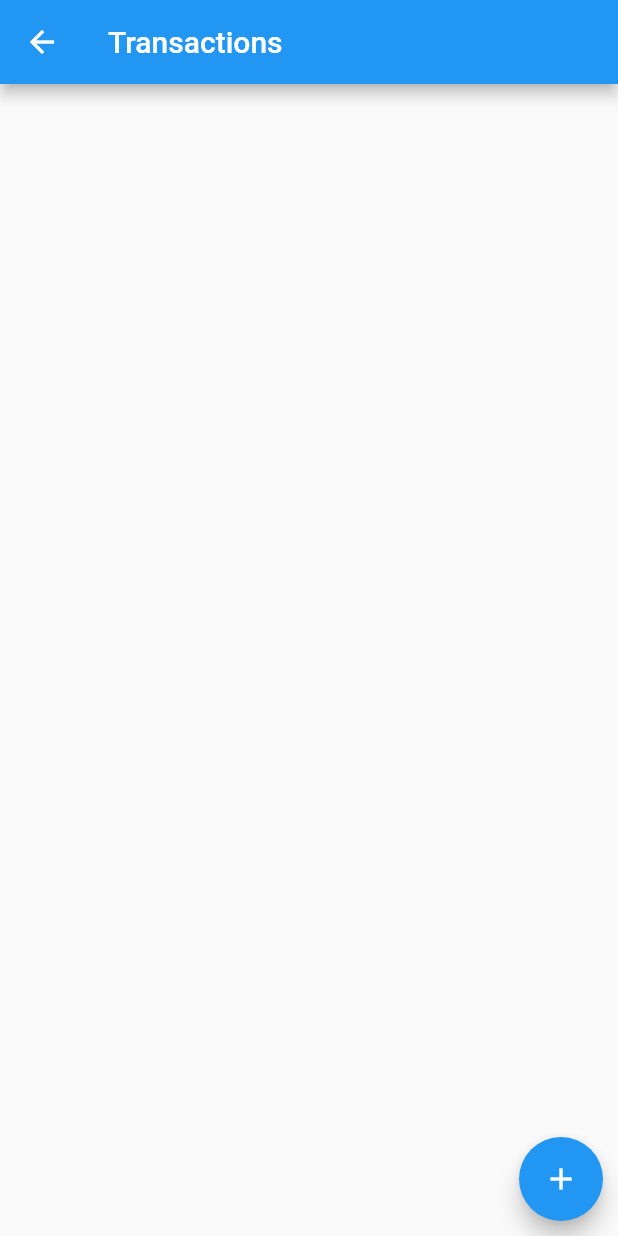
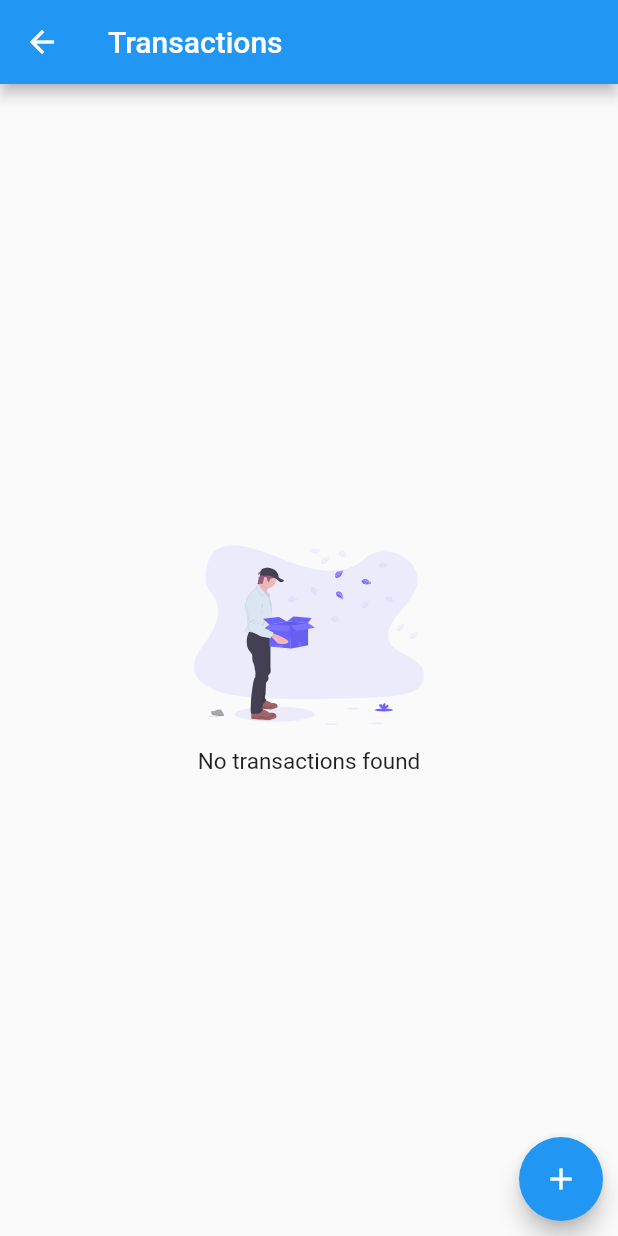
Before and after one commit to hardikgpatel/MoneyManager, a Flutter app: the TransactionListScreen screen opened by its route, on a phone screen of 412 x 824 dp. Run offline on Flutter 3.47's test engine with Material 2 defaults, Android fonts, the phone set to English and light mode, and no system bars; our stand-ins replace flutter_hooks, flutter_riverpod, flutter_svg, hooks_riverpod.

Commit message:
Code Separation

```diff
--- a/lib/screens/transaction_list_screen.dart
+++ b/lib/screens/transaction_list_screen.dart
@@ -1,6 +1,9 @@
 import 'package:MoneyManager/provider/transaction_provider.dart';
 import 'package:MoneyManager/screens/add_transaction_screen.dart';
-import 'package:MoneyManager/screens/home_screen.dart';
+import 'package:MoneyManager/utils/images.dart';
+import 'package:MoneyManager/widget/ListWidget.dart';
+import 'package:MoneyManager/widget/transaction_item.dart';
+import 'package:flutter_svg/flutter_svg.dart';
 import 'package:MoneyManager/widget/timer_widget.dart';
 import 'package:flutter/material.dart';
 import 'package:flutter_hooks/flutter_hooks.dart';
@@ -18,50 +21,11 @@ class TransactionListScreen extends HookWidget {
       ),
       body: Stack(
         children: [
-          ListView.builder(
+          ListWidget(
+            emptyListImage: Images.EMPTY_LIST,
+            emptyListMessage: 'No transactions found',
             itemBuilder: (context, i) {
-              return Card(
-                margin: const EdgeInsets.symmetric(
-                  horizontal: 10.0,
-                  vertical: 5.0,
-                ),
-                child: Padding(
-                  padding: const EdgeInsets.all(10.0),
-                  child: Column(
-                    crossAxisAlignment: CrossAxisAlignment.start,
-                    children: [
-                      Text(
-                        transactions[i].title,
-                        style: TextStyle(
-                          fontSize: 18,
-                          fontWeight: FontWeight.w500,
-                        ),
-                      ),
-                      Text(
-                        transactions[i].wallet,
-                        style: TextStyle(
-                          fontSize: 16,
-                        ),
-                      ),
-                      Text(
-                        '${transactions[i].isExpance ? '-' : '+'}${transactions[i].amount.toString()}',
-                        style: TextStyle(
-                          fontSize: 16,
-                          color: transactions[i].isExpance ? Colors.red : Colors.green,
-                        ),
-                      ),
-                      if(transactions[i].description.isNotEmpty)
-                      Text(
-                        transactions[i].description,
-                        style: TextStyle(
-                          color: Colors.grey,
-                        ),
-                      ),
-                      TimerWidget(time: transactions[i].transactionDate),
-                    ],
-                  ),
-                ),
-              );
+              return TransactionItem(transaction: transactions[i]);
             },
             itemCount: transactions.length,
           ),
--- /dev/null
+++ b/lib/utils/images.dart
@@ -0,0 +1,3 @@
+class Images {
+  static const String EMPTY_LIST = 'assets/images/empty_list.svg';
+}
--- /dev/null
+++ b/lib/widget/ListWidget.dart
@@ -0,0 +1,49 @@
+import 'package:flutter/widgets.dart';
+import 'package:flutter_svg/svg.dart';
+
+class ListWidget extends StatelessWidget {
+  final Function itemBuilder;
+  final int itemCount;
+  final String emptyListImage;
+  final String emptyListMessage;
+
+  const ListWidget({
+    Key? key,
+    required this.itemBuilder,
+    required this.itemCount,
+    this.emptyListImage = '',
+    this.emptyListMessage = '',
+  }) : super(key: key);
+
+  @override
+  Widget build(BuildContext context) {
+    if (itemCount > 0) {
+      return ListView.builder(
+        itemBuilder: (context, i) => itemBuilder(context, i),
+        itemCount: itemCount,
+      );
+    } else {
+      return Column(
+        mainAxisAlignment: MainAxisAlignment.center,
+        crossAxisAlignment: CrossAxisAlignment.stretch,
+        children: [
+          SvgPicture.asset(
+            emptyListImage,
+            height: 120,
+          ),
+          SizedBox(
+            height: 15,
+          ),
+          Center(
+            child: Text(
+              emptyListMessage,
+              style: TextStyle(
+                fontSize: 15,
+              ),
+            ),
+          ),
+        ],
+      );
+    }
+  }
+}
--- a/pubspec.yaml
+++ b/pubspec.yaml
@@ -13,6 +13,7 @@ dependencies:
     sdk: flutter
   flutter_hooks: ^0.16.0
   hooks_riverpod: ^0.13.1
+  flutter_svg: ^0.21.0-nullsafety.0
 
 dev_dependencies:
   flutter_test:
@@ -21,3 +22,6 @@ dev_dependencies:
 
 flutter:
   uses-material-design: true
+  assets:
+    - assets/icons/
+    - assets/images/
```
Also changed, not shown: lib/widget/timer_widget.dart (+5 -5 lines), lib/widget/transaction_item.dart (added, +58 -0 lines), assets/images/empty_list.svg (added), pubspec.lock.
